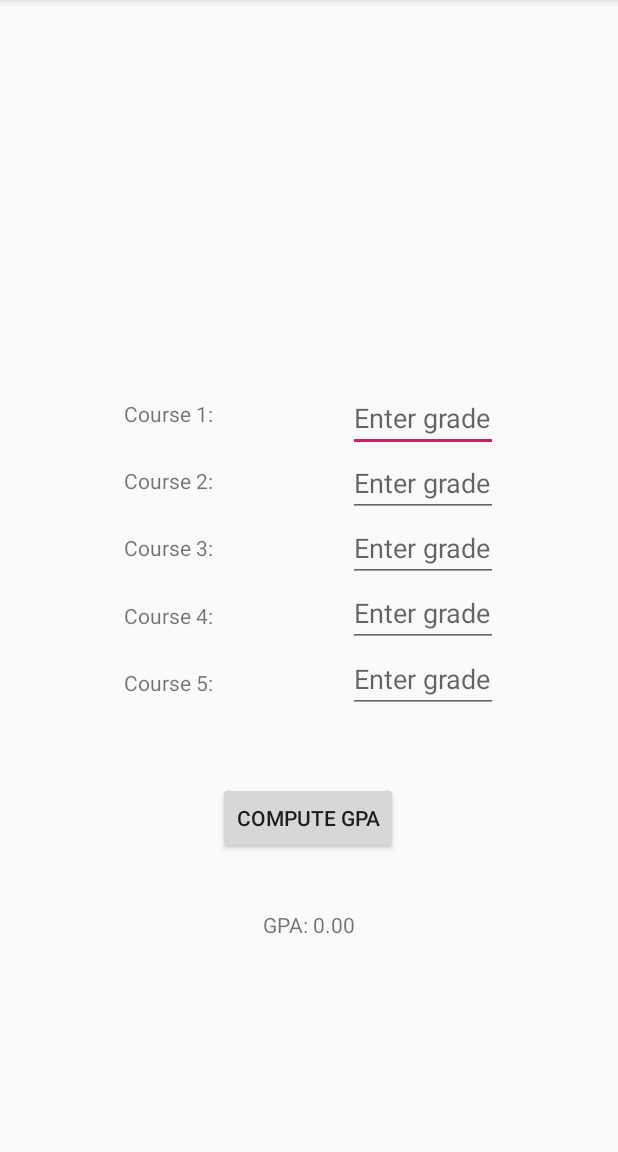
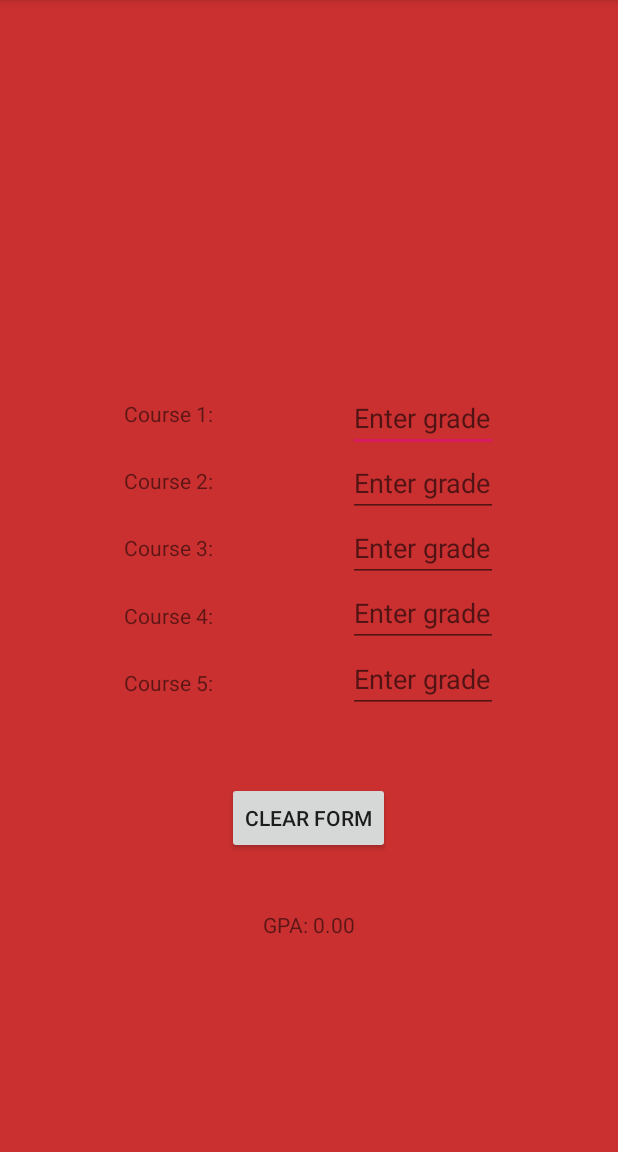
Before and after one commit to serenagibbons/gpa-calculator, an Android app: the screen it shows after launch (MainActivity), after a tap on "COMPUTE GPA", on a phone screen of 412 x 824 dp, the part 84-1236 px from its top. Run offline under Robolectric (Android 15) with nearby library versions, the phone set to English and light mode, and no system bars; 5 statements that could not run were skipped.

Commit message:
Add functionality to change background color in computeGPA based on gpa

```diff
--- a/app/src/main/java/com/example/gpacalculator/MainActivity.java
+++ b/app/src/main/java/com/example/gpacalculator/MainActivity.java
@@ -1,9 +1,11 @@
 package com.example.gpacalculator;
 
 import androidx.appcompat.app.AppCompatActivity;
+import androidx.constraintlayout.widget.ConstraintLayout;
 
 import android.os.Bundle;
 import android.view.View;
+import android.widget.Button;
 import android.widget.EditText;
 import android.widget.TextView;
 
@@ -11,6 +13,8 @@ public class MainActivity extends AppCompatActivity {
 
     EditText g1, g2, g3, g4, g5;
     TextView display;
+    ConstraintLayout app;
+    Button b;
 
     @Override
     protected void onCreate(Bundle savedInstanceState) {
@@ -22,6 +26,8 @@ public class MainActivity extends AppCompatActivity {
         g4 = findViewById(R.id.grade4);
         g5 = findViewById(R.id.grade5);
         display = findViewById(R.id.gpa);
+        app = findViewById(R.id.constraintLayout);
+        b = findViewById(R.id.button);
     }
 
     public void computeGPA(View view) {
@@ -31,8 +37,18 @@ public class MainActivity extends AppCompatActivity {
         double x4 = Double.parseDouble(g4.getText().toString());
         double x5 = Double.parseDouble(g5.getText().toString());
 
-        double gpa = (x1+x2+x3+x4+x5)/5;
+        double gpa = (x1 + x2 + x3 + x4 + x5) / 5;
         String strGpa = String.format(getResources().getString(R.string.gpa_display), gpa);
         display.setText(strGpa);
+
+        if (gpa < 60) {
+            app.setBackgroundColor(getResources().getColor(R.color.red));
+        } else if (gpa < 80) {
+            app.setBackgroundColor(getResources().getColor(R.color.yellow));
+        } else {
+            app.setBackgroundColor(getResources().getColor(R.color.green));
+        }
+
+        b.setText(getResources().getString(R.string.btn_label2));
     }
 }
--- a/app/src/main/res/layout/activity_main.xml
+++ b/app/src/main/res/layout/activity_main.xml
@@ -1,9 +1,11 @@
 <?xml version="1.0" encoding="utf-8"?>
-<androidx.constraintlayout.widget.ConstraintLayout xmlns:android="http://schemas.android.com/apk/res/android"
+<androidx.constraintlayout.widget.ConstraintLayout
+    xmlns:android="http://schemas.android.com/apk/res/android"
     xmlns:app="http://schemas.android.com/apk/res-auto"
     xmlns:tools="http://schemas.android.com/tools"
     android:layout_width="match_parent"
     android:layout_height="match_parent"
+    android:id="@+id/constraintLayout"
     tools:context=".MainActivity">
 
     <TextView
--- a/app/src/main/res/values/colors.xml
+++ b/app/src/main/res/values/colors.xml
@@ -3,4 +3,7 @@
     <color name="colorPrimary">#008577</color>
     <color name="colorPrimaryDark">#00574B</color>
     <color name="colorAccent">#D81B60</color>
+    <color name="red">#CA3030</color>
+    <color name="yellow">#D6BA42</color>
+    <color name="green">#8BDA51</color>
 </resources>
--- a/app/src/main/res/values/strings.xml
+++ b/app/src/main/res/values/strings.xml
@@ -1,11 +1,12 @@
 <resources>
     <string name="app_name">GPA_R01850699_Calculator</string>
-    <string name="btn_label">Compute GPA"</string>
-    <string name="course1">"Course 1:"</string>
-    <string name="course2">"Course 2:"</string>
-    <string name="course3">"Course 3:"</string>
-    <string name="course4">"Course 4:"</string>
-    <string name="course5">"Course 5:"</string>
+    <string name="btn_label">Compute GPA</string>
+    <string name="btn_label2">Clear form</string>
+    <string name="course1">Course 1:</string>
+    <string name="course2">Course 2:</string>
+    <string name="course3">Course 3:</string>
+    <string name="course4">Course 4:</string>
+    <string name="course5">Course 5:</string>
     <string name="hint">"Enter grade"</string>
     <string name="gpa_display">"GPA: %.2f"</string>
 </resources>
```
